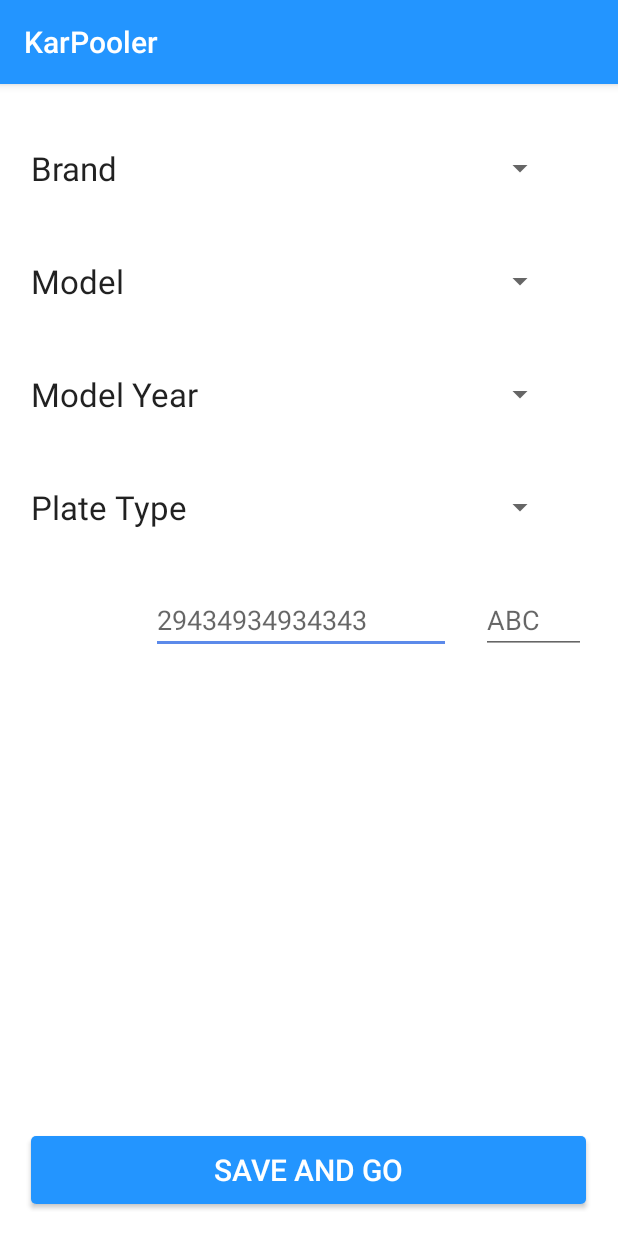
After one commit to moe-uxa/KarPooler, an Android app: the CarSelectionActivity screen opened directly, with no data from a screen before it, on a phone screen of 412 x 824 dp. The commit adds this screen. Run offline under Robolectric (Android 15) with nearby library versions, the phone set to English and light mode, and no system bars.

Commit message:
create car selection layout

```diff
--- /dev/null
+++ b/karpooler-android-app/app/src/main/java/com/eramo/karpooler/activities/CarSelectionActivity.java
@@ -0,0 +1,15 @@
+package com.eramo.karpooler.activities;
+
+import android.support.v7.app.AppCompatActivity;
+import android.os.Bundle;
+
+import com.eramo.karpooler.R;
+
+public class CarSelectionActivity extends AppCompatActivity {
+
+    @Override
+    protected void onCreate(Bundle savedInstanceState) {
+        super.onCreate(savedInstanceState);
+        setContentView(R.layout.activity_car_selection);
+    }
+}
--- a/karpooler-android-app/app/src/main/java/com/eramo/karpooler/activities/LoginActivity.java
+++ b/karpooler-android-app/app/src/main/java/com/eramo/karpooler/activities/LoginActivity.java
@@ -4,9 +4,9 @@ import android.content.Intent;
 import android.support.v7.app.AppCompatActivity;
 import android.os.Bundle;
 import com.eramo.karpooler.R;
-import com.eramo.karpooler.apis.ErrorResponseListener;
+import com.eramo.karpooler.services.callbacks.ServiceErrorCallback;
 import com.eramo.karpooler.apis.LoginAPI;
-import com.eramo.karpooler.apis.ResponseListener;
+import com.eramo.karpooler.services.callbacks.ServiceSuccessCallback;
 import com.eramo.karpooler.models.dtos.ErrorDTO;
 import com.facebook.CallbackManager;
 import com.facebook.FacebookCallback;
@@ -65,14 +65,18 @@ public class LoginActivity extends AppCompatActivity {
 
     private void login(LoginResult loginResult){
 
-        loginAPI.login(loginResult, new ResponseListener<Void>() {
+        loginAPI.login(loginResult, new ServiceSuccessCallback() {
             @Override
-            public void onResponse(Void response) {
+            public void onSuccess(Object response) {
+
+                // navigate to car selection activity
+                Intent intent = new Intent(LoginActivity.this, CarSelectionActivity.class);
+                startActivity(intent);
 
             }
-        }, new ErrorResponseListener<ErrorDTO>() {
+        }, new ServiceErrorCallback<ErrorDTO>() {
             @Override
-            public void onErrorResponse(ErrorDTO response) {
+            public void onError(ErrorDTO errorResponse) {
 
             }
         });
--- a/karpooler-android-app/app/src/main/java/com/eramo/karpooler/apis/ErrorResponseListener.java
+++ /dev/null
@@ -1,15 +0,0 @@
-package com.eramo.karpooler.apis;
-
-/**
- * Created by Mohamed.Gaber on 10/20/2015.
- */
-
-/** Callback interface for delivering error responses. */
-public interface  ErrorResponseListener <T> {
-
-    /**
-     * Callback method that an error has been occurred with the
-     */
-    void onErrorResponse(T response);
-
-}
--- a/karpooler-android-app/app/src/main/java/com/eramo/karpooler/apis/LoginAPI.java
+++ b/karpooler-android-app/app/src/main/java/com/eramo/karpooler/apis/LoginAPI.java
@@ -2,6 +2,8 @@ package com.eramo.karpooler.apis;
 
 import com.eramo.karpooler.models.dtos.ErrorDTO;
 import com.eramo.karpooler.services.LoginService;
+import com.eramo.karpooler.services.callbacks.ServiceErrorCallback;
+import com.eramo.karpooler.services.callbacks.ServiceSuccessCallback;
 import com.facebook.login.LoginResult;
 
 /**
@@ -9,10 +11,10 @@ import com.facebook.login.LoginResult;
  */
 public class LoginAPI extends BaseAPI {
 
-    public void login (LoginResult faceBookLoginResult, ResponseListener<Void> responseListener, ErrorResponseListener<ErrorDTO> errorResponseListener){
+    public void login (LoginResult faceBookLoginResult, ServiceSuccessCallback serviceSuccessCallback, ServiceErrorCallback<ErrorDTO> serviceErrorCallback){
 
         // call login service
-        LoginService.getInstance().login(faceBookLoginResult, responseListener, errorResponseListener);
+        LoginService.getInstance().login(faceBookLoginResult, serviceSuccessCallback, serviceErrorCallback);
     }
 
 }
--- a/karpooler-android-app/app/src/main/java/com/eramo/karpooler/apis/ResponseListener.java
+++ /dev/null
@@ -1,12 +0,0 @@
-package com.eramo.karpooler.apis;
-
-/**
- * Created by Mohamed.Gaber on 10/20/2015.
- */
-
-/** Callback interface for delivering response. */
-public interface ResponseListener<T> {
-
-        /** Called when a response is received. */
-        void onResponse(T response);
-}
--- a/karpooler-android-app/app/src/main/java/com/eramo/karpooler/services/LoginService.java
+++ b/karpooler-android-app/app/src/main/java/com/eramo/karpooler/services/LoginService.java
@@ -1,10 +1,8 @@
 package com.eramo.karpooler.services;
 
-import android.util.Log;
-
-import com.eramo.karpooler.apis.ErrorResponseListener;
-import com.eramo.karpooler.apis.ResponseListener;
 import com.eramo.karpooler.models.dtos.ErrorDTO;
+import com.eramo.karpooler.services.callbacks.ServiceErrorCallback;
+import com.eramo.karpooler.services.callbacks.ServiceSuccessCallback;
 import com.facebook.login.LoginResult;
 
 /**
@@ -36,12 +34,12 @@ public class LoginService extends BaseService {
      * use this method to store any info of access token in sql database or your server database.
      * to get access token use the method faceBookLoginResult.getAccessToken()
      * @param faceBookLoginResult
-     * @param responseListener
-     * @param errorResponseListener
+     * @param serviceSuccessCallback
+     * @param serviceErrorCallback
      */
-    public void login (LoginResult faceBookLoginResult, ResponseListener<Void> responseListener, ErrorResponseListener<ErrorDTO> errorResponseListener){
+    public void login (LoginResult faceBookLoginResult, ServiceSuccessCallback serviceSuccessCallback, ServiceErrorCallback<ErrorDTO> serviceErrorCallback){
 
-
+        serviceSuccessCallback.onSuccess(null);
     }
 
 }
--- /dev/null
+++ b/karpooler-android-app/app/src/main/java/com/eramo/karpooler/services/callbacks/ServiceErrorCallback.java
@@ -0,0 +1,13 @@
+package com.eramo.karpooler.services.callbacks;
+
+/**
+ * Created by Mohamed.Gaber on 10/20/2015.
+ */
+
+/** Callback interface for delivering error responses. */
+public interface ServiceErrorCallback<T> {
+
+    /** Called when an error occurred. */
+    void onError(T errorResponse);
+
+}
--- /dev/null
+++ b/karpooler-android-app/app/src/main/java/com/eramo/karpooler/services/callbacks/ServiceSuccessCallback.java
@@ -0,0 +1,13 @@
+package com.eramo.karpooler.services.callbacks;
+
+/**
+ * Created by Mohamed.Gaber on 10/20/2015.
+ */
+
+/** Callback interface for delivering service responses. */
+public interface ServiceSuccessCallback<T> {
+
+        /** Called when a success response is received. */
+        void onSuccess(T response);
+
+}
--- /dev/null
+++ b/karpooler-android-app/app/src/main/res/drawable/btn_save_and_go.xml
@@ -0,0 +1,8 @@
+<?xml version="1.0" encoding="utf-8"?>
+<shape xmlns:android="http://schemas.android.com/apk/res/android"
+    android:shape="rectangle">
+
+    <corners android:radius="3dp" />
+    <solid android:color="@color/colorPrimary"></solid>
+
+</shape>
--- /dev/null
+++ b/karpooler-android-app/app/src/main/res/layout/activity_car_selection.xml
@@ -0,0 +1,164 @@
+<?xml version="1.0" encoding="utf-8"?>
+<RelativeLayout xmlns:android="http://schemas.android.com/apk/res/android"
+    xmlns:tools="http://schemas.android.com/tools" android:layout_width="match_parent"
+    android:layout_height="match_parent" android:paddingLeft="@dimen/activity_horizontal_margin"
+    android:paddingRight="@dimen/activity_horizontal_margin"
+    android:paddingTop="@dimen/activity_vertical_margin"
+    android:paddingBottom="@dimen/activity_vertical_margin"
+    tools:context="com.eramo.karpooler.activities.CarSelectionActivity"
+    android:background="@android:color/white">
+
+
+    <RelativeLayout
+        android:id="@+id/layout_brand"
+        android:layout_width="match_parent"
+        android:layout_height="@dimen/car_selection_layout_row_height"
+        android:layout_alignParentTop="true"
+        android:layout_centerHorizontal="true"
+        android:layout_marginTop="5dp"
+        android:layout_marginLeft="@dimen/car_selection_layout_row_margin_left">
+
+        <TextView
+            android:layout_width="130dp"
+            android:layout_height="wrap_content"
+            android:textAppearance="?android:attr/textAppearanceLarge"
+            android:text="@string/brand"
+            android:id="@+id/label_brand"
+            android:layout_centerVertical="true"
+            android:layout_alignParentLeft="true" />
+
+        <Spinner
+            android:layout_width="200dp"
+            android:layout_height="wrap_content"
+            android:id="@+id/spinner_brand"
+            android:layout_centerVertical="true"
+            android:layout_toRightOf="@+id/label_brand"
+            android:layout_marginLeft="20dp"/>
+    </RelativeLayout>
+
+    <RelativeLayout
+        android:id="@+id/layout_model"
+        android:layout_width="match_parent"
+        android:layout_height="@dimen/car_selection_layout_row_height"
+        android:layout_centerHorizontal="true"
+        android:layout_below="@id/layout_brand"
+        android:layout_marginTop="5dp"
+        android:layout_marginLeft="@dimen/car_selection_layout_row_margin_left">
+
+        <TextView
+            android:layout_width="130dp"
+            android:layout_height="wrap_content"
+            android:textAppearance="?android:attr/textAppearanceLarge"
+            android:text="@string/model"
+            android:id="@+id/label_model"
+            android:layout_centerVertical="true"
+            android:layout_alignParentLeft="true" />
+
+        <Spinner
+            android:layout_width="200dp"
+            android:layout_height="wrap_content"
+            android:id="@+id/spinner_model"
+            android:layout_centerVertical="true"
+            android:layout_toRightOf="@+id/label_model"
+            android:layout_marginLeft="20dp"/>
+    </RelativeLayout>
+
+    <RelativeLayout
+        android:id="@+id/layout_model_year"
+        android:layout_width="match_parent"
+        android:layout_height="@dimen/car_selection_layout_row_height"
+        android:layout_centerHorizontal="true"
+        android:layout_below="@id/layout_model"
+        android:layout_marginTop="5dp"
+        android:layout_marginLeft="@dimen/car_selection_layout_row_margin_left">
+
+        <TextView
+            android:layout_width="130dp"
+            android:layout_height="wrap_content"
+            android:textAppearance="?android:attr/textAppearanceLarge"
+            android:text="@string/model_year"
+            android:id="@+id/label_model_year"
+            android:layout_centerVertical="true"
+            android:layout_alignParentLeft="true" />
+
+        <Spinner
+            android:layout_width="200dp"
+            android:layout_height="wrap_content"
+            android:id="@+id/spinner_model_year"
+            android:layout_centerVertical="true"
+            android:layout_toRightOf="@+id/label_model_year"
+            android:layout_marginLeft="20dp"/>
+    </RelativeLayout>
+
+    <RelativeLayout
+        android:id="@+id/layout_plate_type"
+        android:layout_width="match_parent"
+        android:layout_height="@dimen/car_selection_layout_row_height"
+        android:layout_centerHorizontal="true"
+        android:layout_below="@id/layout_model_year"
+        android:layout_marginTop="5dp"
+        android:layout_marginLeft="@dimen/car_selection_layout_row_margin_left">
+
+        <TextView
+            android:layout_width="130dp"
+            android:layout_height="wrap_content"
+            android:textAppearance="?android:attr/textAppearanceLarge"
+            android:text="@string/plate_type"
+            android:id="@+id/label_plate_type"
+            android:layout_centerVertical="true"
+            android:layout_alignParentLeft="true" />
+
+        <Spinner
+            android:layout_width="200dp"
+            android:layout_height="wrap_content"
+            android:id="@+id/spinner_plate_type"
+            android:layout_centerVertical="true"
+            android:layout_toRightOf="@+id/label_plate_type"
+            android:layout_marginLeft="20dp"/>
+    </RelativeLayout>
+
+    <RelativeLayout
+        android:id="@+id/layout_plate_numbers"
+        android:layout_width="match_parent"
+        android:layout_height="@dimen/car_selection_layout_row_height"
+        android:layout_centerHorizontal="true"
+        android:layout_below="@id/layout_plate_type"
+        android:layout_marginTop="5dp"
+        android:layout_marginLeft="@dimen/car_selection_layout_row_margin_left">
+
+
+        <EditText
+            android:layout_width="200dp"
+            android:layout_height="wrap_content"
+            android:inputType="number"
+            android:ems="10"
+            android:id="@+id/editText"
+            android:layout_centerVertical="true"
+            android:layout_toLeftOf="@+id/edit_plate_chars"
+            android:layout_marginRight="20dp"
+            android:hint="29434934934343"/>
+
+        <EditText
+            android:layout_width="70dp"
+            android:layout_height="wrap_content"
+            android:id="@+id/edit_plate_chars"
+            android:layout_centerVertical="true"
+            android:layout_alignParentRight="true"
+            android:hint="ABC"/>
+
+    </RelativeLayout>
+
+    <Button
+        android:layout_width="370dp"
+        android:layout_height="45dp"
+        android:text="@string/save_and_go"
+        android:id="@+id/btn_save_and_go"
+        android:layout_alignParentBottom="true"
+        android:layout_centerHorizontal="true"
+        android:textColor="@android:color/white"
+        android:background="@drawable/btn_save_and_go"
+        android:textSize="20sp"
+        android:layout_marginBottom="5dp"/>
+
+
+</RelativeLayout>
--- a/karpooler-android-app/app/src/main/res/values/dimens.xml
+++ b/karpooler-android-app/app/src/main/res/values/dimens.xml
@@ -3,4 +3,6 @@
     <dimen name="activity_horizontal_margin">16dp</dimen>
     <dimen name="activity_vertical_margin">16dp</dimen>
     <dimen name="fab_margin">16dp</dimen>
+    <dimen name="car_selection_layout_row_height">70dp</dimen>
+    <dimen name="car_selection_layout_row_margin_left">10dp</dimen>
 </resources>
--- a/karpooler-android-app/app/src/main/res/values/strings.xml
+++ b/karpooler-android-app/app/src/main/res/values/strings.xml
@@ -23,6 +23,11 @@
     <string name="facebook_app_id">860230554072344</string>
     <string name="app_website_url">karpooler.com</string>
     <string name="app_login_description">Discover and meet your trip mate easily</string>
+    <string name="brand">Brand</string>
+    <string name="model">Model</string>
+    <string name="model_year">Model Year</string>
+    <string name="plate_type">Plate Type</string>
+    <string name="save_and_go">SAVE AND GO</string>
 
 
 </resources>
```
Also changed, not shown: karpooler-android-app/app/src/main/AndroidManifest.xml (+14 -15 lines).
